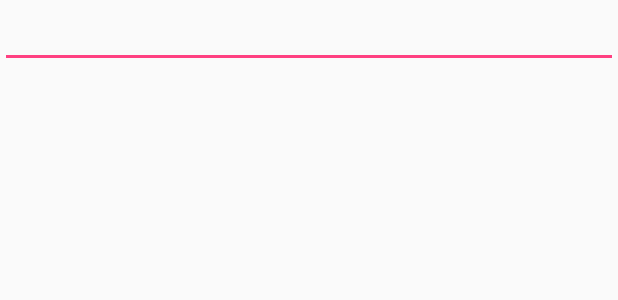
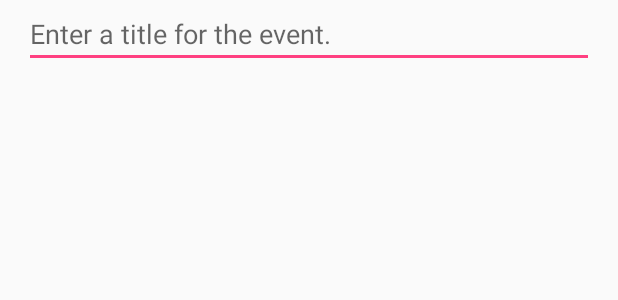
Before and after one commit to elinux88/spacetime, an Android app: the layout fragment_event.xml on its own in the app's theme, with its tools: preview values and no code run, on a phone screen of 412 x 824 dp. Shown: the top 300 px of the screen. Run offline under Robolectric (Android 15) with nearby library versions, the phone set to English and light mode, and no system bars.

Commit message:
Working on event fragments

```diff
--- a/app/src/main/AndroidManifest.xml
+++ b/app/src/main/AndroidManifest.xml
@@ -18,6 +18,11 @@
                 <category android:name="android.intent.category.LAUNCHER"/>
             </intent-filter>
         </activity>
+        <activity
+            android:name=".EventActivity"
+            android:label="@string/app_name"
+            android:theme="@style/AppTheme.NoActionBar">
+        </activity>
     </application>
 
 </manifest>
--- a/app/src/main/java/site/elioplasma/ecook/spacetimeeventreminder/EventFragment.java
+++ b/app/src/main/java/site/elioplasma/ecook/spacetimeeventreminder/EventFragment.java
@@ -43,6 +43,7 @@ public class EventFragment extends Fragment {
         View v = inflater.inflate(R.layout.fragment_event, container, false);
 
         mTitleField = (EditText)v.findViewById(R.id.event_title);
+        mTitleField.setText(mEvent.getTitle());
         mTitleField.addTextChangedListener(new TextWatcher() {
             @Override
             public void beforeTextChanged(CharSequence s, int start, int count, int after) {
--- a/app/src/main/res/layout/fragment_event.xml
+++ b/app/src/main/res/layout/fragment_event.xml
@@ -3,13 +3,24 @@
     xmlns:android="http://schemas.android.com/apk/res/android"
     android:orientation="vertical"
     android:layout_width="match_parent"
-    android:layout_height="match_parent"
+    android:layout_height="wrap_content"
     >
 
     <EditText
         android:id="@+id/event_title"
         android:layout_width="match_parent"
         android:layout_height="wrap_content"
+        android:layout_marginLeft="16dp"
+        android:layout_marginRight="16dp"
+        android:hint="@string/event_title_hint"
+        />
+
+    <TextView
+        android:id="@+id/event_date"
+        android:layout_width="match_parent"
+        android:layout_height="wrap_content"
+        android:layout_marginLeft="16dp"
+        android:layout_marginRight="16dp"
         />
 
 </LinearLayout>
--- a/app/src/main/res/layout/list_item_event.xml
+++ b/app/src/main/res/layout/list_item_event.xml
@@ -10,6 +10,8 @@
         android:id="@+id/list_item_event_title_text_view"
         android:layout_width="match_parent"
         android:layout_height="wrap_content"
+        android:textStyle="bold"
+        android:padding="4dp"
         tools:text="Event Title"
         />
 
@@ -17,6 +19,8 @@
         android:id="@+id/list_item_event_date_text_view"
         android:layout_width="match_parent"
         android:layout_height="wrap_content"
+        android:layout_below="@+id/list_item_event_title_text_view"
+        android:padding="4dp"
         tools:text="Event Date"
         />
 
--- a/app/src/main/res/values/strings.xml
+++ b/app/src/main/res/values/strings.xml
@@ -1,4 +1,5 @@
 <resources>
     <string name="app_name">SpaceTime Event Reminder</string>
     <string name="action_settings">Settings</string>
+    <string name="event_title_hint">Enter a title for the event.</string>
 </resources>
```
